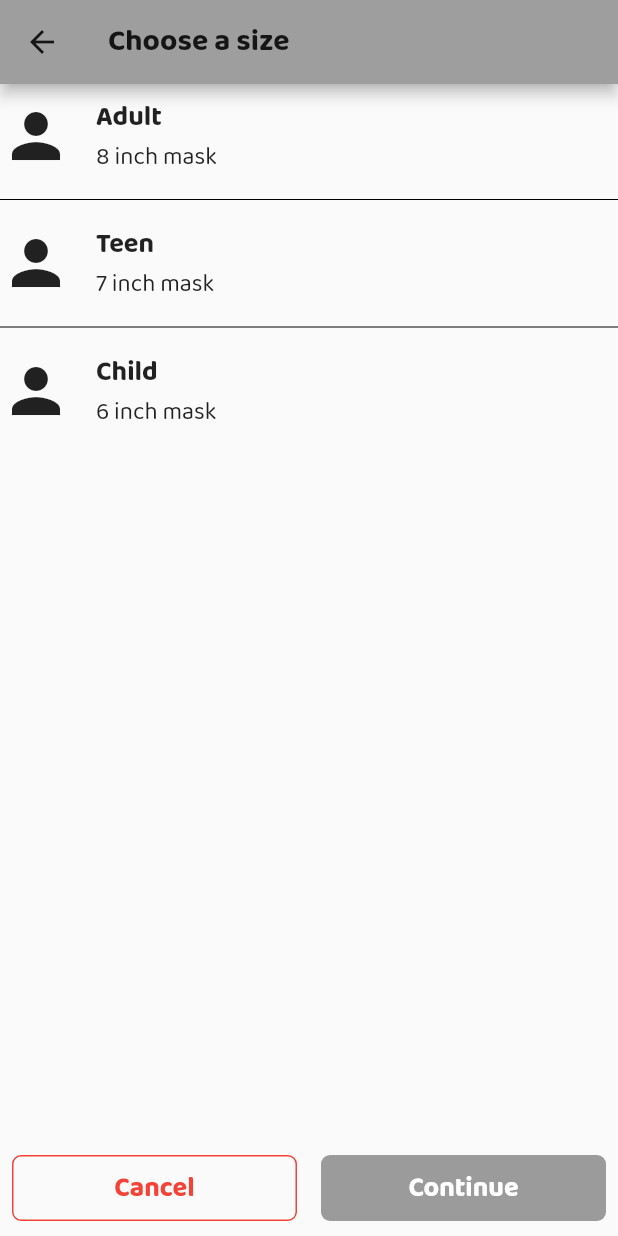
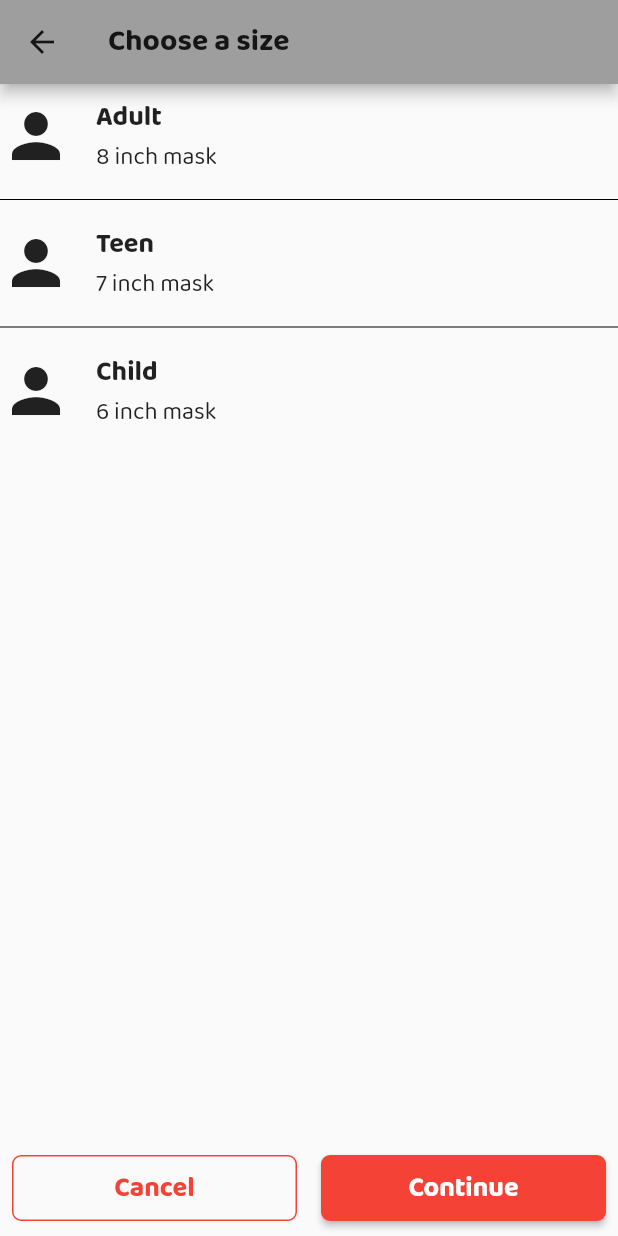
Before and after one commit to kylejablonski/MaskCreator, a Flutter app: the screen it shows after launch, after a tap on the "add" icon, on a phone screen of 412 x 824 dp. Run offline on Flutter 3.47's test engine with Material 2 defaults, Android fonts, the phone set to English and light mode, and no system bars.

Commit message:
starter project upload

```diff
--- a/lib/main.dart
+++ b/lib/main.dart
@@ -1,29 +1,33 @@
 import 'package:flutter/material.dart';
+import 'package:mask_creator/models/color_step_model.dart';
 import 'package:mask_creator/models/masks_model.dart';
+import 'package:mask_creator/models/material_step_model.dart';
+import 'package:mask_creator/models/size_step_model.dart';
 import 'package:mask_creator/pages/color_step.dart';
 import 'package:mask_creator/pages/masks_list.dart';
 import 'package:mask_creator/pages/material_step.dart';
 import 'package:mask_creator/pages/size_step.dart';
-import 'package:scoped_model/scoped_model.dart';
 import 'models/masks_model.dart';
 import 'pages/masks_list.dart';
 
-void main() => runApp(MyApp());
+void main() => runApp(MyApp(model: Masks()));
 
 class MyApp extends StatelessWidget {
-  const MyApp({Key key}) : super(key: key);
+  final Masks model;
+  const MyApp({Key key, @required this.model}) : super(key: key);
 
   @override
   Widget build(BuildContext context) {
-    return ScopedModel<Masks>(
-      model: Masks(),
-      child: MaterialApp(
+    return MaterialApp(
       title: 'Mask Creator',
       routes: {
-          '/': (context) => MasksList(),
-          '/size': (context) => SizeSelection(routeName: '/color'),
-          '/color': (context) => ColorSelection(routeName: '/material'),
-          '/material': (context) => MaterialSelection(routeName: '/'),
+        '/': (context) => MasksList(model: this.model),
+        '/size': (context) =>
+            SizeSelection(routeName: '/color', model: MaskSize()),
+        '/color': (context) =>
+            ColorSelection(routeName: '/material', model: MaskColor()),
+        '/material': (context) =>
+            MaterialSelection(routeName: '/', model: MaskMaterial()),
       },
       theme: ThemeData(
         primarySwatch: Colors.grey,
@@ -36,7 +40,6 @@ class MyApp extends StatelessWidget {
           ),
         ),
       ),
-      ),
     );
   }
 }
--- a/lib/models/color_step_model.dart
+++ b/lib/models/color_step_model.dart
@@ -1,8 +1,7 @@
 import 'package:flutter/material.dart';
 import 'package:mask_creator/data/color_item.dart';
-import 'package:scoped_model/scoped_model.dart';
 
-class MaskColor extends Model {
+class MaskColor {
   List maskColors = List<ColorItem>();
   List strapColors = List<ColorItem>();
   int selectedMaskColor = -1;
@@ -158,8 +157,6 @@ class MaskColor extends Model {
     } else {
       selectedMaskColor = -1;
     }
-
-    notifyListeners();
   }
 
   void setSelectedStrapColor(int strapColorIndex) {
@@ -175,7 +172,5 @@ class MaskColor extends Model {
     } else {
       selectedStrapColor = -1;
     }
-
-    notifyListeners();
   }
 }
--- a/lib/models/masks_model.dart
+++ b/lib/models/masks_model.dart
@@ -2,14 +2,17 @@ import 'package:mask_creator/data/color_item.dart';
 import 'package:mask_creator/data/mask_item.dart';
 import 'package:mask_creator/data/material_item.dart';
 import 'package:mask_creator/data/size_item.dart';
-import 'package:scoped_model/scoped_model.dart';
 
-class Masks extends Model {
-  List<MaskItem> masks = List<MaskItem>();
+class Masks {
+  List<MaskItem> _masks = List<MaskItem>();
   SizeItem maskSize;
   MaterialItem maskMaterial;
   ColorItem mColor;
   ColorItem sColor;
+
+  List<MaskItem> get masks {
+    return _masks;
+  }
 
   set size(SizeItem sizeItem) {
     this.maskSize = sizeItem;
@@ -35,8 +38,5 @@ class Masks extends Model {
         maskColor: this.mColor,
         strapColor: this.sColor,
         material: this.maskMaterial));
-
-    // notify listeners of this model
-    notifyListeners();
   }
 }
--- a/lib/models/material_step_model.dart
+++ b/lib/models/material_step_model.dart
@@ -1,32 +1,33 @@
 import 'package:mask_creator/data/material_item.dart';
-import 'package:scoped_model/scoped_model.dart';
 
-class MaskMaterial extends Model {
-  var materials = List<MaterialItem>();
+class MaskMaterial {
+  var _materials = List<MaterialItem>();
   int selected = -1;
 
+  List<MaterialItem> get materials {
+    return _materials;
+  }
+
   MaskMaterial() {
-    materials.add(MaterialItem(name: 'Cotton'));
-    materials.add(MaterialItem(name: 'Polyester'));
-    materials.add(MaterialItem(name: 'Silk'));
-    materials.add(MaterialItem(name: 'Leather'));
-    materials.add(MaterialItem(name: 'Carbon Fiber'));
+    _materials.add(MaterialItem(name: 'Cotton'));
+    _materials.add(MaterialItem(name: 'Polyester'));
+    _materials.add(MaterialItem(name: 'Silk'));
+    _materials.add(MaterialItem(name: 'Leather'));
+    _materials.add(MaterialItem(name: 'Carbon Fiber'));
   }
 
   void setSelected(int index) {
     // unselect the selected
     if (selected != -1) {
-      materials[selected].setSelected(false);
+      _materials[selected].setSelected(false);
     }
 
     if (index != selected) {
       // set the new selected
       selected = index;
-      materials[selected].setSelected(true);
+      _materials[selected].setSelected(true);
     } else {
       selected = -1;
     }
-
-    notifyListeners();
   }
 }
--- a/lib/models/size_step_model.dart
+++ b/lib/models/size_step_model.dart
@@ -1,27 +1,30 @@
 import 'package:flutter/material.dart';
 import 'package:mask_creator/data/size_item.dart';
-import 'package:scoped_model/scoped_model.dart';
 
-class MaskSize extends Model {
-  var maskSizes = List<SizeItem>();
+class MaskSize {
+  var sizes = List<SizeItem>();
   int selected = -1;
 
+  List<SizeItem> get maskSizes {
+    return sizes;
+  }
+
   MaskSize() {
-    maskSizes.add(
+    sizes.add(
       SizeItem(
         icon: Icons.person,
         name: "Adult",
         description: "8 inch mask",
       ),
     );
-    maskSizes.add(
+    sizes.add(
       SizeItem(
         icon: Icons.person,
         name: "Teen",
         description: "7 inch mask",
       ),
     );
-    maskSizes.add(
+    sizes.add(
       SizeItem(
         icon: Icons.person,
         name: "Child",
@@ -33,17 +36,15 @@ class MaskSize extends Model {
   void setSelected(int index) {
     // unselect the selected
     if (selected != -1) {
-      maskSizes[selected].setSelected(false);
+      sizes[selected].setSelected(false);
     }
 
     if (index != selected) {
       // set the new selected
       selected = index;
-      maskSizes[selected].setSelected(true);
+      sizes[selected].setSelected(true);
     } else {
       selected = -1;
     }
-
-    notifyListeners();
   }
 }
--- a/lib/pages/masks_list.dart
+++ b/lib/pages/masks_list.dart
@@ -2,17 +2,19 @@ import 'package:flutter/material.dart';
 import 'package:mask_creator/models/masks_model.dart';
 import 'package:mask_creator/widgets/list_divider.dart';
 import 'package:mask_creator/widgets/mask_list_item.dart';
-import 'package:scoped_model/scoped_model.dart';
 import '../models/masks_model.dart';
 
 class MasksList extends StatelessWidget {
+  final Masks model;
+  MasksList({@required this.model});
+
   @override
   Widget build(BuildContext context) {
     return Scaffold(
       appBar: AppBar(
         title: Text('Mask Creator'),
       ),
-      body: ScopedModelDescendant<Masks>(builder: (context, child, model) {
+      body: Builder(builder: (context) {
         if (model.masks.length == 0) {
           return Center(
             child: Column(
--- a/lib/pages/size_step.dart
+++ b/lib/pages/size_step.dart
@@ -1,25 +1,22 @@
 import 'package:flutter/material.dart';
-import 'package:mask_creator/models/masks_model.dart';
 import 'package:mask_creator/models/size_step_model.dart';
 import 'package:mask_creator/widgets/list_divider.dart';
 import 'package:mask_creator/widgets/next_button.dart';
 import 'package:mask_creator/widgets/previous_button.dart';
 import 'package:mask_creator/widgets/size_item.dart';
-import 'package:scoped_model/scoped_model.dart';
 
 class SizeSelection extends StatelessWidget {
   final String routeName;
-  SizeSelection({@required this.routeName});
+  final MaskSize model;
+  SizeSelection({@required this.routeName, @required this.model});
+
   @override
   Widget build(BuildContext context) {
-    return ScopedModel<MaskSize>(
-      model: MaskSize(),
-      child: Scaffold(
+    return Scaffold(
         appBar: AppBar(
           title: Text("Choose a size"),
         ),
-        body: ScopedModelDescendant<MaskSize>(builder: (context, child, model) {
-          return SafeArea(
+        body: SafeArea(
           bottom: true,
           child: Column(
             children: <Widget>[
@@ -40,10 +37,7 @@ class SizeSelection extends StatelessWidget {
               _buildButtonBar(context, model)
             ],
           ),
-          );
-        }),
-      ),
-    );
+        ));
   }
 
   Widget _buildButtonBar(BuildContext context, MaskSize model) {
@@ -52,10 +46,8 @@ class SizeSelection extends StatelessWidget {
         PreviousButton(text: 'Cancel'),
         NextButton(
             text: 'Continue',
-            enabled: model.selected != -1,
+            enabled: true,
             nextAction: () {
-              var homeModel = ScopedModel.of<Masks>(context);
-              homeModel.size = model.maskSizes[model.selected];
               Navigator.pushNamed(context, routeName);
             }),
       ],
--- a/pubspec.yaml
+++ b/pubspec.yaml
@@ -20,7 +20,6 @@ dependencies:
   flutter:
     sdk: flutter
 
-  scoped_model: ^1.0.1
   flutter_svg: ^0.17.4
 
   # The following adds the Cupertino Icons font to your application.
```
Also changed, not shown: lib/pages/color_step.dart (+3 -16 lines), lib/pages/material_step.dart (+6 -11 lines), lib/widgets/confirmation_dialog.dart (+0 -8 lines), pubspec.lock, 1 other file. Lines whose indentation alone changed are shown as unchanged.
